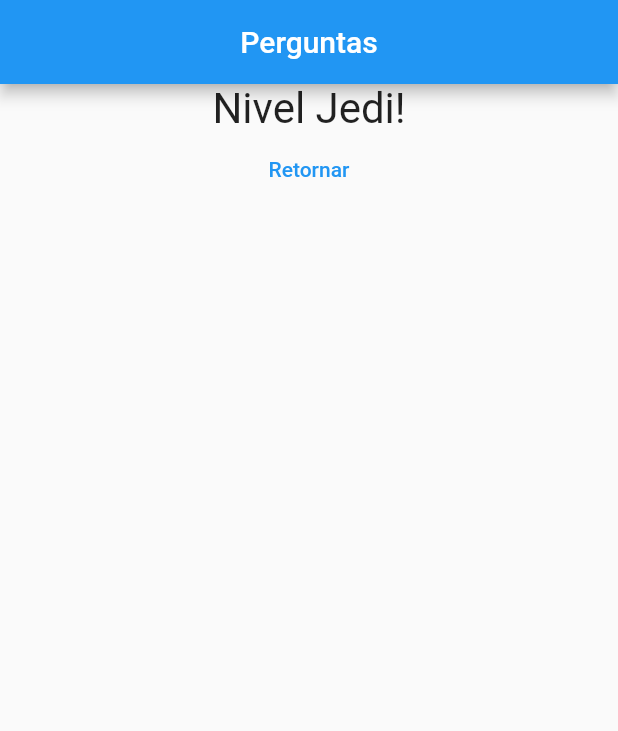
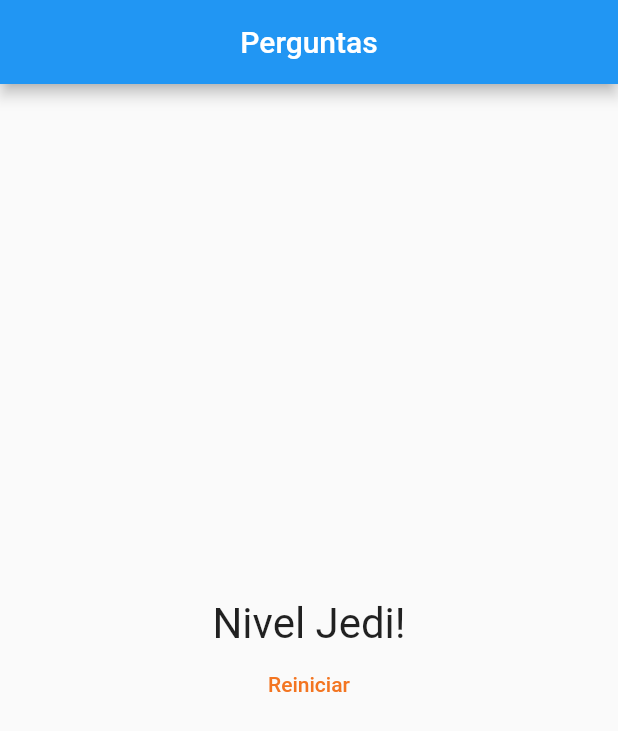
Before and after one commit to absjuniordev/projeto_perguntas, a Flutter app: the screen it shows after launch, after a tap on "Preto", after a tap on "Cobra", after a tap on "Leo", on a phone screen of 412 x 824 dp. Shown: the top 731 px of the screen. Run offline on Flutter 3.47's test engine with Material 2 defaults, Android fonts, the phone set to English and light mode, and no system bars.

Commit message:
Implementacao do funcionamento do botao de retorno

```diff
--- a/lib/main.dart
+++ b/lib/main.dart
@@ -49,6 +49,13 @@ class _PerguntaAppState extends State<PerguntaApp> {
     }
   }
 
+  void _reiniciarQuestionario() {
+    setState(() {
+      _perguntaSelecionada = 0;
+      _pontuacaoTotal = 0;
+    });
+  }
+
   bool get temPerguntaSelecionada {
     return _perguntaSelecionada < _perguntas.length;
   }
@@ -63,7 +70,7 @@ class _PerguntaAppState extends State<PerguntaApp> {
                 perguntas: _perguntas,
                 perguntaSelecionada: _perguntaSelecionada,
                 quandoResponder: _responder)
-            : Resultado(_pontuacaoTotal),
+            : Resultado(_pontuacaoTotal, _reiniciarQuestionario),
       ),
     );
   }
--- a/lib/resultado.dart
+++ b/lib/resultado.dart
@@ -2,8 +2,10 @@ import 'package:flutter/material.dart';
 
 class Resultado extends StatelessWidget {
   final int pontuacao;
+  final void Function() quandoReciniciarQuestionario;
 
-  const Resultado(this.pontuacao, {super.key});
+  const Resultado(this.pontuacao, this.quandoReciniciarQuestionario,
+      {super.key});
 
   String get fraseResultado {
     if (pontuacao < 8) {
@@ -20,6 +22,7 @@ class Resultado extends StatelessWidget {
   @override
   Widget build(BuildContext context) {
     return Column(
+      mainAxisAlignment: MainAxisAlignment.center,
       children: [
         Center(
           child: Text(
@@ -27,7 +30,13 @@ class Resultado extends StatelessWidget {
             style: const TextStyle(fontSize: 28),
           ),
         ),
-        TextButton(onPressed: (() {}), child: const Text("Retornar")),
+        TextButton(
+            style: ButtonStyle(
+              foregroundColor: MaterialStateProperty.all<Color>(
+                  const Color.fromARGB(255, 243, 117, 33)),
+            ),
+            onPressed: quandoReciniciarQuestionario,
+            child: const Text('Reiniciar'))
       ],
     );
   }
```
